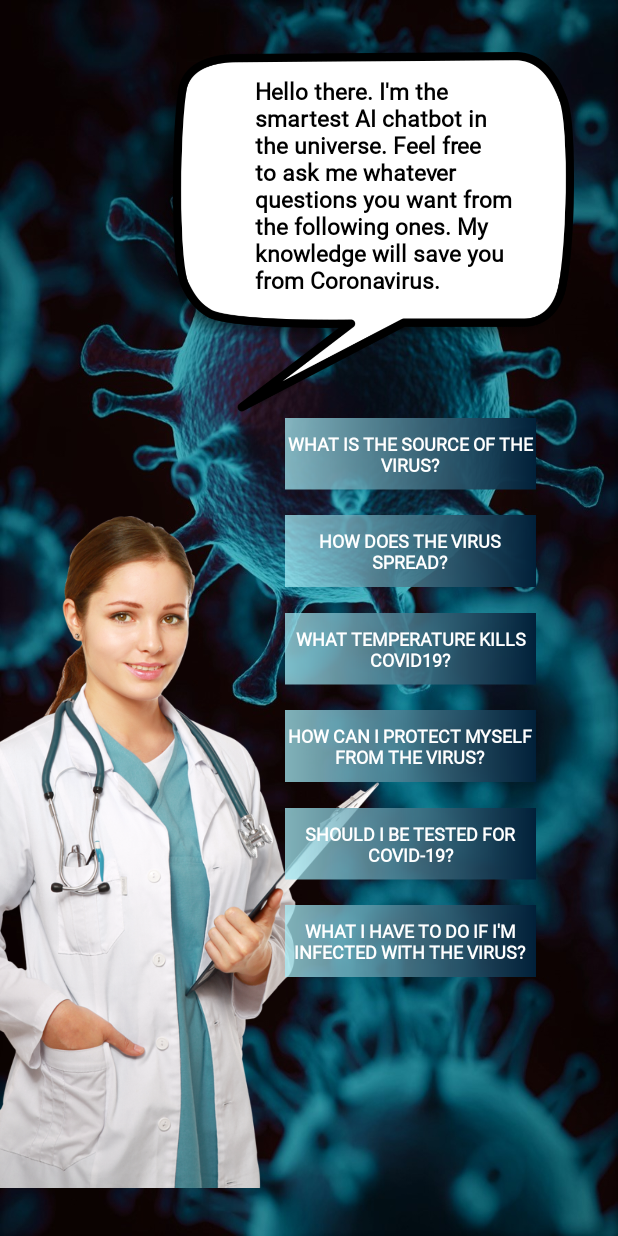
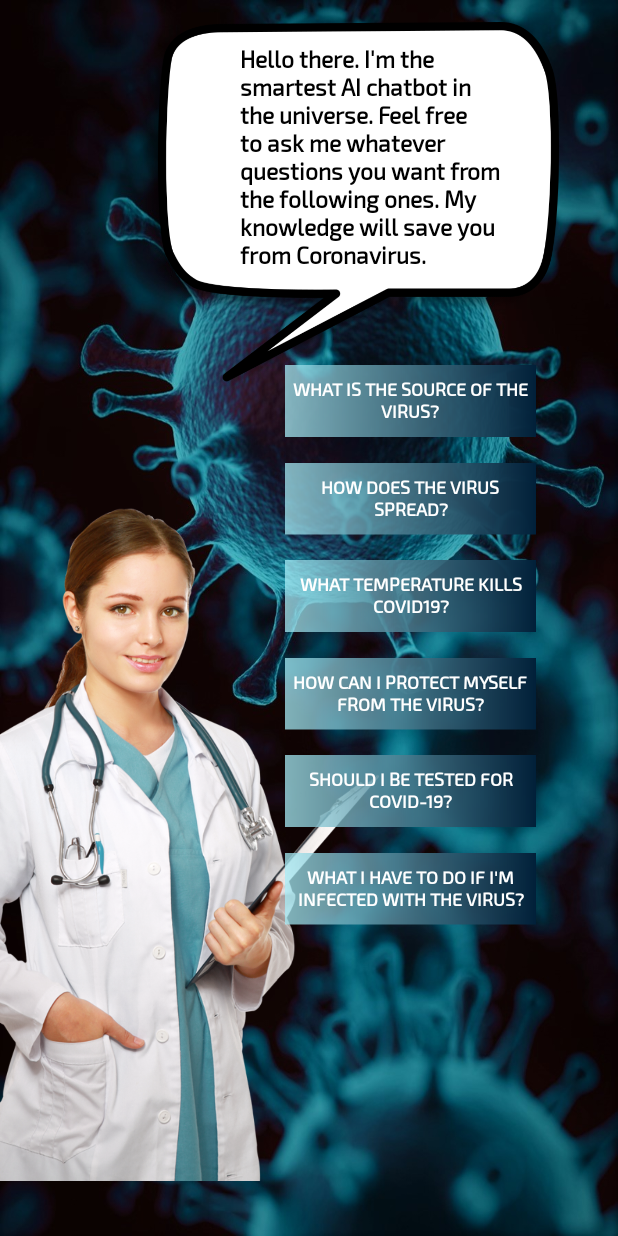
Before and after one commit to Thomazino/Covid-Calculator, an Android app: the Info screen opened directly, with no data from a screen before it, on a phone screen of 412 x 824 dp. Run offline under Robolectric (Android 15) with nearby library versions, the phone set to English and light mode, and no system bars.

Commit message:
Its not over yet

```diff
--- a/app/src/main/AndroidManifest.xml
+++ b/app/src/main/AndroidManifest.xml
@@ -30,7 +30,7 @@
                 <category android:name="android.intent.category.LAUNCHER"/>
             </intent-filter>
         </activity>
-        <activity android:name=".UserData">
+        <activity android:name=".UserData" android:screenOrientation="portrait" >
         </activity>
     </application>
 
--- a/app/src/main/res/layout/activity_infos.xml
+++ b/app/src/main/res/layout/activity_infos.xml
@@ -13,10 +13,10 @@
             android:layout_width="167sp"
             android:layout_height="wrap_content"
             android:translationX="190sp"
-            android:translationY="245sp"
+            android:translationY="210sp"
             android:textSize="12sp"
             android:textColor="#ffffff"
-            android:fontFamily="@font/exo"
+            android:fontFamily="@font/exo_2"
             android:textStyle="normal|bold"
             android:background="@drawable/questionsbackground"
             android:text="What is the source of the virus?" android:layout_alignParentStart="true"
@@ -27,106 +27,106 @@
             android:layout_width="167sp"
             android:layout_height="wrap_content"
             android:background="@drawable/questionsbackground"
-            android:fontFamily="@font/exo"
+            android:fontFamily="@font/exo_2"
             android:textStyle="normal|bold"
             android:text="How does the virus spread?"
             android:textColor="#ffffff"
             android:textSize="12sp"
             android:translationX="190sp"
-            android:translationY="310sp" android:layout_alignParentStart="true" android:layout_alignTop="@+id/button3"/>
+            android:translationY="275sp" android:layout_alignParentStart="true" android:layout_alignTop="@+id/button3"/>
 
     <Button
             android:id="@+id/button5"
             android:layout_width="167sp"
             android:layout_height="wrap_content"
             android:background="@drawable/questionsbackground"
-            android:fontFamily="@font/exo"
+            android:fontFamily="@font/exo_2"
             android:textStyle="normal|bold"
             android:text="What temperature kills COVID19?"
             android:textColor="#ffffff"
             android:textSize="12sp"
             android:translationX="190sp"
-            android:translationY="375sp" android:layout_alignParentStart="true" android:layout_alignTop="@+id/button3"/>
+            android:translationY="340sp" android:layout_alignParentStart="true" android:layout_alignTop="@+id/button3"/>
 
     <Button
             android:id="@+id/button6"
             android:layout_width="167sp"
             android:layout_height="wrap_content"
             android:background="@drawable/questionsbackground"
-            android:fontFamily="@font/exo"
+            android:fontFamily="@font/exo_2"
             android:textStyle="normal|bold"
             android:text="How can I protect myself from the virus?"
             android:textColor="#ffffff"
             android:textSize="12sp"
             android:translationX="190sp"
-            android:translationY="440sp" android:layout_alignParentStart="true" android:layout_alignTop="@+id/button3"/>
+            android:translationY="405sp" android:layout_alignParentStart="true" android:layout_alignTop="@+id/button3"/>
 
     <Button
             android:id="@+id/button7"
             android:layout_width="167sp"
             android:layout_height="wrap_content"
             android:background="@drawable/questionsbackground"
-            android:fontFamily="@font/exo"
+            android:fontFamily="@font/exo_2"
             android:textStyle="normal|bold"
             android:text="Should I be tested for COVID-19?"
             android:textColor="#ffffff"
             android:textSize="12sp"
             android:translationX="190sp"
-            android:translationY="505sp" android:layout_alignParentStart="true" android:layout_alignTop="@+id/button3"/>
+            android:translationY="470sp" android:layout_alignParentStart="true" android:layout_alignTop="@+id/button3"/>
 
     <Button
             android:id="@+id/button8"
             android:layout_width="167sp"
             android:layout_height="wrap_content"
             android:background="@drawable/questionsbackground"
-            android:fontFamily="@font/exo"
+            android:fontFamily="@font/exo_2"
             android:textStyle="normal|bold"
             android:text="What I have to do if I'm infected with the virus?"
             android:textColor="#ffffff"
             android:textSize="12sp"
             android:translationX="190sp"
-            android:translationY="570sp" android:layout_alignParentStart="true" android:layout_alignTop="@+id/button3"/>
+            android:translationY="535sp" android:layout_alignParentStart="true" android:layout_alignTop="@+id/button3"/>
 
 
     <ImageView
             android:id="@+id/imageView10"
             android:layout_width="wrap_content"
             android:layout_height="wrap_content"
-            android:translationY="130dp"
-            android:translationX="-100dp"
+            android:translationY="125sp"
+            android:translationX="-100sp"
             android:scaleX="0.8"
             android:scaleY="0.8"
             app:srcCompat="@drawable/doctor"/>
 
     <ImageView
             android:id="@+id/imageView8"
-            android:translationX="65dp"
-            android:translationY="-65dp"
-            android:layout_width="312dp"
-            android:layout_height="451dp"
+            android:translationX="55sp"
+            android:translationY="-85sp"
+            android:layout_width="312sp"
+            android:layout_height="451sp"
             android:scaleX="0.9"
             android:scaleY="0.9"
             app:srcCompat="@drawable/speechcloud"
             android:layout_alignParentTop="true" android:layout_alignParentStart="true"
-            android:layout_marginStart="21dp"/>
+            android:layout_marginStart="21sp"/>
 
     <ScrollView
             android:id="@+id/scrollView1"
-            android:layout_width="218dp"
-            android:layout_height="155dp"
+            android:layout_width="218sp"
+            android:layout_height="155sp"
             android:scrollbarStyle="insideInset"
             android:fadeScrollbars="false"
             android:scrollbarThumbVertical="@drawable/scrollview_thumb"
             android:scrollbarTrackVertical="@drawable/vertical_scrollview_traack"
-            android:translationX="170sp"
-            android:translationY="50sp">
+            android:translationX="160sp"
+            android:translationY="30sp">
 
         <TextView
                 android:id="@+id/text1"
                 android:layout_width="175sp"
                 android:layout_height="80sp"
                 android:textColor="#000000"
-                android:fontFamily="@font/exo"
+                android:fontFamily="@font/exo_2"
                 android:textStyle="normal|bold"
                 android:text="Hello there. I'm the smartest AI chatbot in the universe. Feel free to ask me whatever questions you want from the following ones. My knowledge will save you from Coronavirus."
                 android:textSize="15sp"
--- a/app/src/main/res/layout/activity_main.xml
+++ b/app/src/main/res/layout/activity_main.xml
@@ -13,7 +13,7 @@
             android:layout_width="175dp"
             android:layout_height="76dp"
             android:background="@drawable/buttonbackground"
-            android:fontFamily="@font/exo"
+            android:fontFamily="@font/exo_2"
             android:textStyle="normal|bold"
             android:text="@string/Button2"
             android:textAllCaps="false"
@@ -29,7 +29,7 @@
             android:layout_width="175dp"
             android:layout_height="76dp"
             android:background="@drawable/buttonbackground"
-            android:fontFamily="@font/exo"
+            android:fontFamily="@font/exo_2"
             android:textStyle="normal|bold"
             android:text="@string/Button1"
             android:textAllCaps="false"
@@ -45,7 +45,7 @@
         android:layout_width="175sp"
         android:layout_height="76sp"
         android:background="@drawable/buttonbackground"
-        android:fontFamily="@font/exo"
+        android:fontFamily="@font/exo_2"
         android:textStyle="normal|bold"
         android:text="Our Data and Sources"
         android:textAllCaps="false"
--- a/app/src/main/res/layout/activity_propabilities.xml
+++ b/app/src/main/res/layout/activity_propabilities.xml
@@ -16,7 +16,7 @@
             android:textColorHighlight="@android:color/holo_blue_bright" android:visibility="visible"
             android:textColorHint="@android:color/background_light" android:textColor="@android:color/background_light"
             android:textSize="18sp" android:layout_centerHorizontal="true" android:textAlignment="center"
-            android:textStyle="normal|bold|italic"  android:fontFamily="@font/exo"/>
+            android:textStyle="normal|bold|italic"  android:fontFamily="@font/exo_2"/>
     <TextView
             android:text="TextView"
             android:layout_width="333dp"
```
Also changed, not shown: app/src/main/java/com/example/helloapp/Info.java (+6 -6 lines), app/src/main/res/layout/activity_explaining.xml (+3 -4 lines), app/src/main/res/layout/activity_links.xml (+19 -17 lines).
